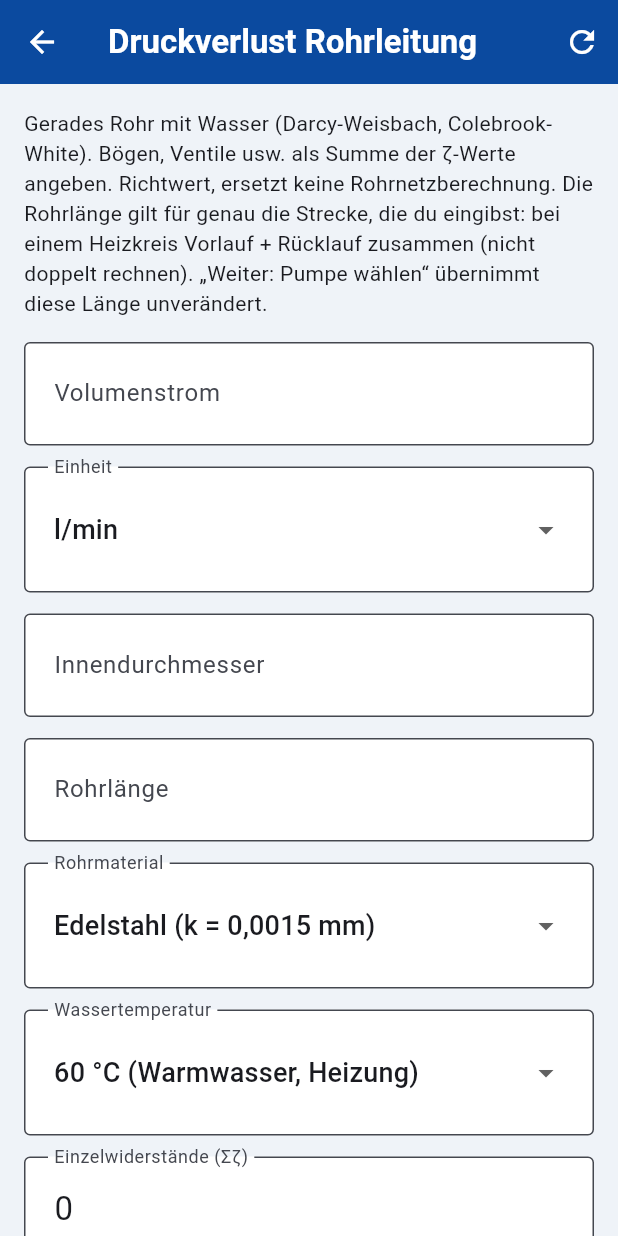
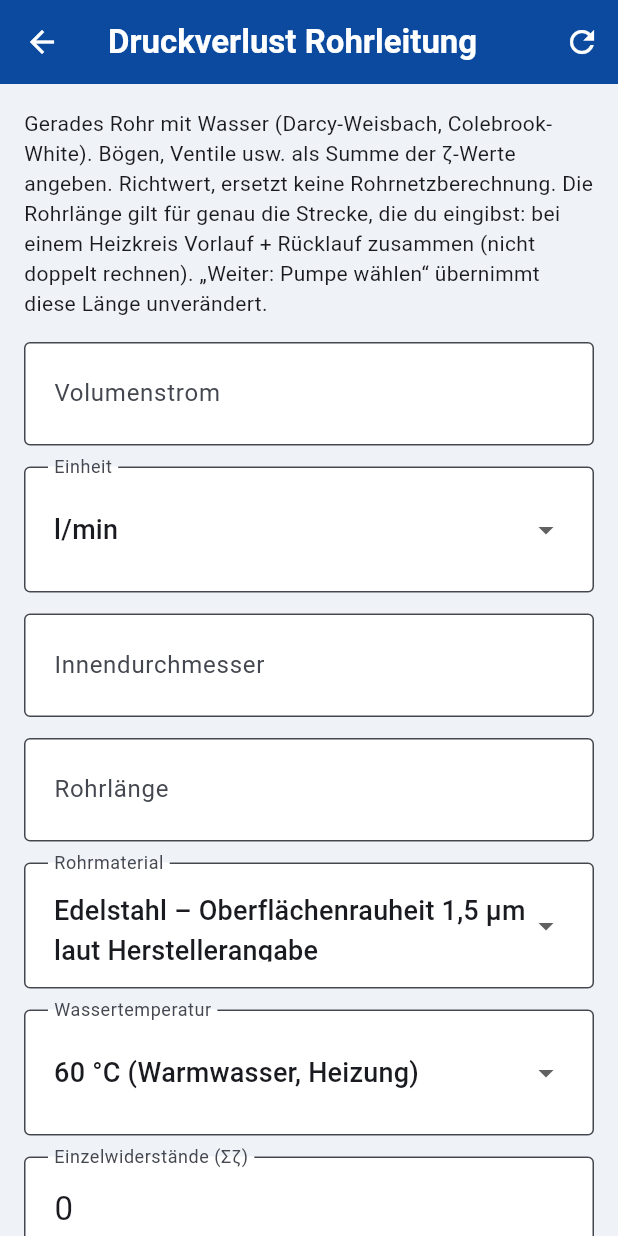
Before and after one commit to astritnika2-werk/werkcalc, a Flutter app: the AppShell screen opened directly, after a tap on the "star border" icon, after a tap on "Druckverlust", on a phone screen of 412 x 824 dp. Run offline on Flutter 3.47's test engine with Material 3 defaults, Android fonts, the phone set to English and light mode, and no system bars; our stand-ins replace image_picker, pdf, printing, sensors_plus, share_plus, shared_preferences and 1 more; missing offline and left inert: google_mlkit_text_recognition, record; accounts and stored records are empty.

Commit message:
Rohrmaterial: Etiketten mit Herstellerhinweis (Pipelife/Pipetec), Dokumentation der Rauheitswerte, Colebrook-Gegenrechnung; Formel unverändert
Co-Authored-By: Claude Sonnet 5.5 <noreply@anthropic.com>
Claude-Session: https://claude.ai/code/session_01PTW2dnjuhFN71tGaVrWHGv

```diff
--- a/lib/calculators.dart
+++ b/lib/calculators.dart
@@ -59,8 +59,8 @@ Widget _pumpePage({
         'Rohrmaterial',
         '',
         options: const [
-          CalcOption('Edelstahl', '0.0015'),
-          CalcOption('Mehrschichtverbund / PE-RT (k = 0,007 mm)', '0.007'),
+          CalcOption('Edelstahl – Oberflächenrauheit 1,5 μm laut Herstellerangabe', '0.0015'),
+          CalcOption('Mehrschichtverbund / PE-RT – k = 0,007 mm laut Herstellerangabe', '0.007'),
         ],
         initial: rau,
       ),
@@ -362,8 +362,8 @@ final List<CalcDef> calculators = [
           'Rohrmaterial',
           '',
           options: [
-            CalcOption('Edelstahl (k = 0,0015 mm)', '0.0015'),
-            CalcOption('Mehrschichtverbund / PE-RT (k = 0,007 mm)', '0.007'),
+            CalcOption('Edelstahl – Oberflächenrauheit 1,5 μm laut Herstellerangabe', '0.0015'),
+            CalcOption('Mehrschichtverbund / PE-RT – k = 0,007 mm laut Herstellerangabe', '0.007'),
           ],
           initial: '0.0015',
         ),
```
Also changed, not shown: 2 other files.
